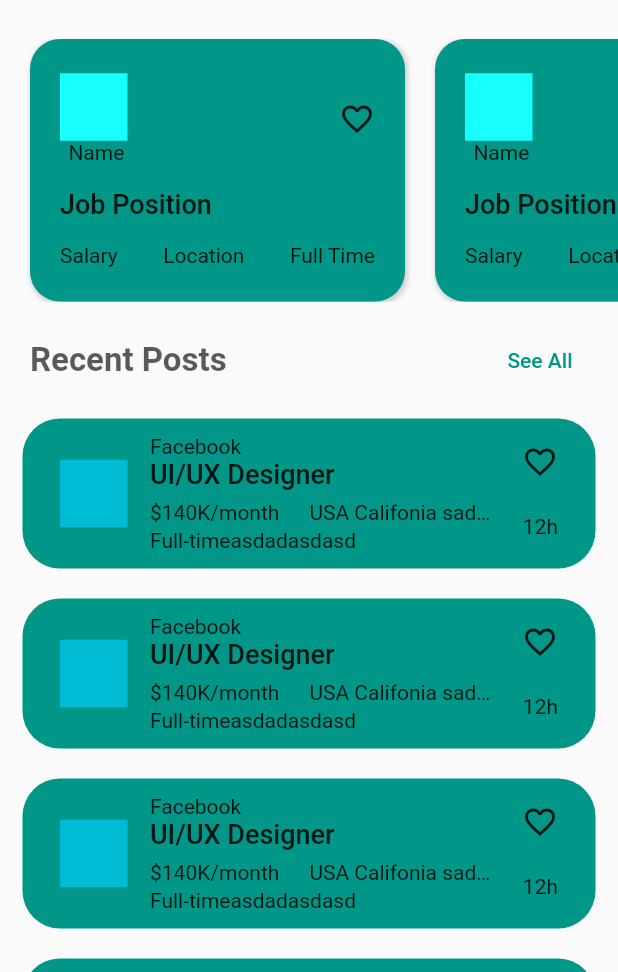
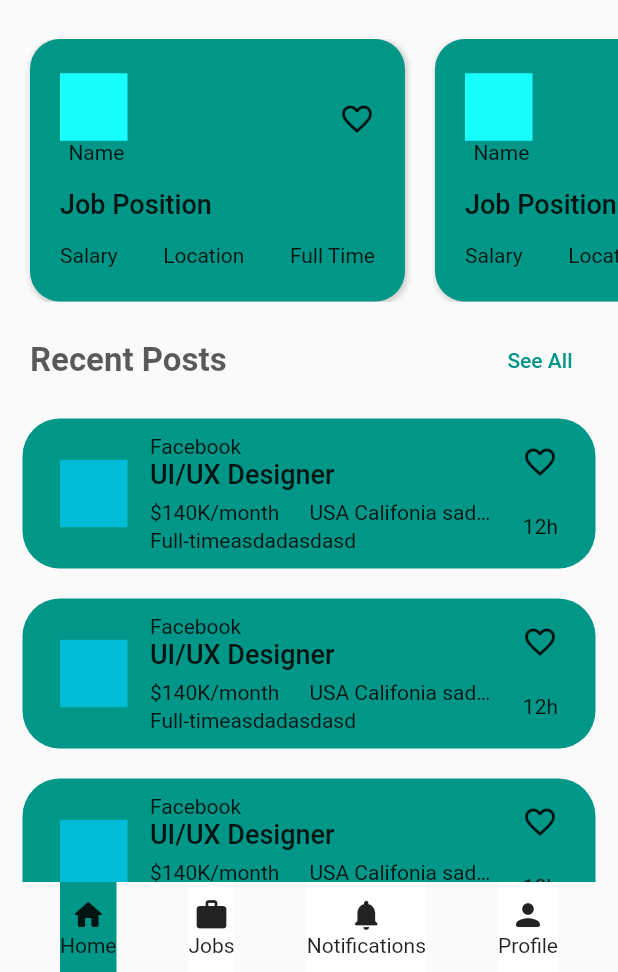
Before and after one commit to thetooaung07/job-portal, a Flutter app: the screen it shows after launch, on a phone screen of 412 x 824 dp, the part 264-1236 px from its top. Run offline on Flutter 3.47's test engine with Material 2 defaults, Android fonts, the phone set to English and light mode, and no system bars; our stand-ins replace flutter_svg, get.

Commit message:
Custom Navigation Bar init

```diff
--- /dev/null
+++ b/lib/components/bottom_navigation_bar/bottom_nav_bar.dart
@@ -0,0 +1,68 @@
+import 'package:flutter/material.dart';
+import 'package:get/get.dart';
+import 'package:job_portal/components/bottom_navigation_bar/bottom_nav_bar_item.dart';
+
+List<Map<String, dynamic>> navBarItem = [
+  {
+    "id": 1,
+    "icon": Icons.home_rounded,
+    "label": "Home",
+  },
+  {
+    "id": 2,
+    "icon": Icons.work_rounded,
+    "label": "Jobs",
+  },
+  {
+    "id": 3,
+    "icon": Icons.notifications_rounded,
+    "label": "Notifications",
+  },
+  {
+    "id": 4,
+    "icon": Icons.person_rounded,
+    "label": "Profile",
+  },
+];
+
+class BottomNavBar extends StatefulWidget {
+  const BottomNavBar({Key? key}) : super(key: key);
+
+  @override
+  State<BottomNavBar> createState() => _BottomNavBarState();
+}
+
+class _BottomNavBarState extends State<BottomNavBar> {
+  int _selectedIndex = 1;
+
+  @override
+  Widget build(BuildContext context) {
+    return Container(
+      padding: EdgeInsets.only(left: 40, right: 40),
+      height: 60,
+      decoration: BoxDecoration(
+        borderRadius: BorderRadius.only(
+          topLeft: Radius.circular(30),
+          topRight: Radius.circular(30),
+        ),
+      ),
+      width: Get.width,
+      child: Row(
+        mainAxisAlignment: MainAxisAlignment.spaceBetween,
+        children: navBarItem.map(
+          (item) {
+            return BottomNavBarItem(
+              onPressed: () => setState(() {
+                _selectedIndex = item["id"];
+              }),
+              id: item["id"],
+              label: item["label"],
+              icon: Icon(item["icon"]),
+              selectedIndex: _selectedIndex,
+            );
+          },
+        ).toList(),
+      ),
+    );
+  }
+}
--- /dev/null
+++ b/lib/components/bottom_navigation_bar/bottom_nav_bar_item.dart
@@ -0,0 +1,36 @@
+import 'package:flutter/material.dart';
+
+class BottomNavBarItem extends StatelessWidget {
+  final String label;
+  final Icon icon;
+  final int id;
+  final int selectedIndex;
+  final Function() onPressed;
+
+  const BottomNavBarItem(
+      {Key? key,
+      required this.label,
+      required this.icon,
+      required this.id,
+      required this.selectedIndex,
+      required this.onPressed})
+      : super(key: key);
+
+  @override
+  Widget build(BuildContext context) {
+    return InkWell(
+      onTap: onPressed,
+      child: Container(
+        decoration: BoxDecoration(
+            color: selectedIndex == id ? Colors.teal : Colors.white),
+        child: Column(
+          mainAxisAlignment: MainAxisAlignment.center,
+          children: [
+            icon,
+            Text(label),
+          ],
+        ),
+      ),
+    );
+  }
+}
--- /dev/null
+++ b/lib/controller/bottom_nav_bar_controller.dart
@@ -0,0 +1,5 @@
+import 'package:get/get.dart';
+
+class BottomNavBarController extends GetxController {
+  bool isSelected = false;
+}
--- a/lib/main.dart
+++ b/lib/main.dart
@@ -1,5 +1,6 @@
 import 'package:flutter/material.dart';
 import 'package:get/get.dart';
+import 'package:job_portal/components/bottom_navigation_bar/bottom_nav_bar.dart';
 import 'package:job_portal/components/homepage_searchbar.dart';
 import 'package:job_portal/components/popular_jobs.dart';
 import 'package:job_portal/components/recent_posts.dart';
@@ -49,8 +50,9 @@ class _HomePageState extends State<HomePage> {
   double xOffset = 0;
   double yOffset = 0;
   double scaleFactor = 1;
+  bool isDrawerOpen = false;
 
-  bool isDrawerOpen = false;
+  int selectedIndex = 1;
   @override
   Widget build(BuildContext context) {
     return AnimatedContainer(
@@ -106,6 +108,7 @@ class _HomePageState extends State<HomePage> {
             ],
           ),
         ),
+        bottomNavigationBar: BottomNavBar(),
       ),
     );
   }
```
